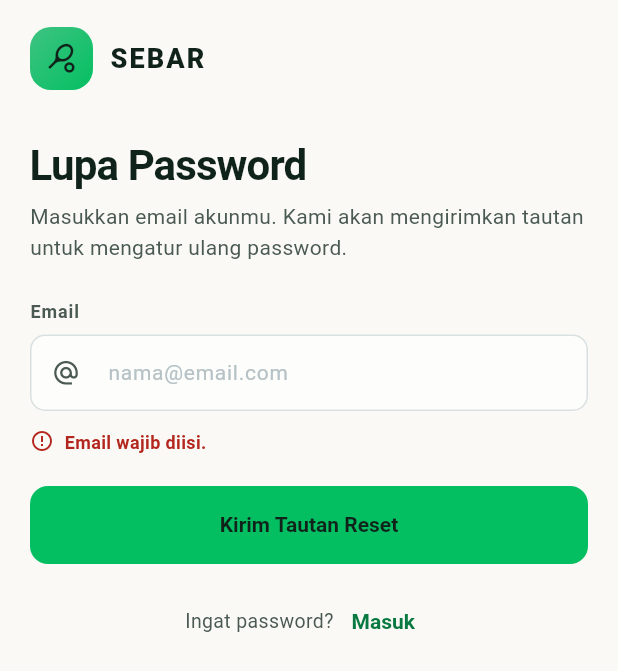
After one commit to Svann70/SEBARSewaBareng, a Flutter app: the ForgotPasswordScreen screen opened by its route, after a tap on "Kirim Tautan Reset", on a phone screen of 412 x 824 dp. The commit adds this screen. Shown: the top 671 px of the screen. Run offline on Flutter 3.47's test engine with Material 3 defaults, Android fonts, the phone set to English and light mode, and no system bars; our stand-ins replace flutter_riverpod, go_router, image_picker, qr_flutter.

Commit message:
feat: selesaikan fitur lupa password

```diff
--- a/mobile/lib/app.dart
+++ b/mobile/lib/app.dart
@@ -19,6 +19,7 @@ import 'features/rooms/rooms_screen.dart';
 import 'features/venue/court_form.dart';
 import 'features/venue/venue_shell.dart';
 import 'features/wallet/wallet_screen.dart';
+import 'features/auth/forgot_password_screen.dart';
 
 /// Rute yang boleh dibuka tanpa login.
 const _publicRoutes = {'/login', '/register'};
@@ -77,6 +78,7 @@ final _routes = <RouteBase>[
     builder: (_, s) => CourtFormScreen(courtId: s.pathParameters['id']),
   ),
   GoRoute(path: '/community', builder: (_, _) => const CommunityScreen()),
+  GoRoute(path: '/forgot-password',builder: (context, state) => const ForgotPasswordScreen()),
 ];
 
 class SebarApp extends ConsumerWidget {
--- a/mobile/lib/data/api.dart
+++ b/mobile/lib/data/api.dart
@@ -5,7 +5,7 @@ import 'package:flutter/foundation.dart';
 import 'package:http/http.dart' as http;
 
 /// Error dari API atau jaringan. [message] sudah siap ditampilkan ke pengguna.
-class ApiException implements Exception {
+class ApiException {
   const ApiException(this.code, this.message, {this.status = 0});
 
   final String code;
@@ -107,6 +107,13 @@ class ApiClient {
     _applySession(data);
     return data;
   }
+
+  Future<void> forgotPassword(String email) => _send(
+    'POST',
+    '/auth/forgot-password',
+    body: {'email': email},
+    auth: false,
+  );
 
   Future<void> logout() async {
     final token = _refreshToken;
--- a/mobile/lib/data/state.dart
+++ b/mobile/lib/data/state.dart
@@ -168,6 +168,16 @@ class AuthNotifier extends Notifier<AccountRole?> {
         return takeSessionNotice() ?? 'Sesi berakhir. Silakan masuk lagi.';
       }
       state = user.role;
+      return null;
+    } catch (error) {
+      return apiMessage(error);
+    }
+  }
+
+  /// Kirim tautan reset password ke email.
+  Future<String?> forgotPassword(String email) async {
+    try {
+      await api.forgotPassword(email.trim());
       return null;
     } catch (error) {
       return apiMessage(error);
--- /dev/null
+++ b/mobile/lib/features/auth/forgot_password_screen.dart
@@ -0,0 +1,160 @@
+import 'package:flutter/material.dart';
+import 'package:flutter_riverpod/flutter_riverpod.dart';
+import 'package:go_router/go_router.dart';
+import '../../core/theme.dart';
+import '../../core/widgets.dart';
+import '../../data/state.dart';
+import 'login_screen.dart';
+/// Layar untuk meminta tautan reset password melalui email.
+class ForgotPasswordScreen extends ConsumerStatefulWidget {
+  const ForgotPasswordScreen({super.key});
+  @override
+  ConsumerState<ForgotPasswordScreen> createState() =>
+      _ForgotPasswordScreenState();
+}
+class _ForgotPasswordScreenState extends ConsumerState<ForgotPasswordScreen> {
+  final _email = TextEditingController();
+  bool _busy = false;
+  bool _sent = false;
+  String? _error;
+  @override
+  void dispose() {
+    _email.dispose();
+    super.dispose();
+  }
+  Future<void> _submit() async {
+    if (_busy) return;
+    final email = _email.text.trim();
+    if (email.isEmpty) {
+      setState(() => _error = 'Email wajib diisi.');
+      return;
+    }
+    if (!email.contains('@') || !email.contains('.')) {
+      setState(() => _error = 'Format email belum benar.');
+      return;
+    }
+    setState(() {
+      _busy = true;
+      _error = null;
+    });
+    final error = await ref.read(authProvider.notifier).forgotPassword(email);
+    if (!mounted) return;
+    setState(() => _busy = false);
+    if (error != null) {
+      setState(() => _error = error);
+      return;
+    }
+    setState(() => _sent = true);
+  }
+  @override
+  Widget build(BuildContext context) {
+    return Scaffold(
+      body: SafeArea(
+        child: ListView(
+          padding: const EdgeInsets.fromLTRB(20, 18, 20, 32),
+          children: [
+            const BrandMark(),
+            const SizedBox(height: 34),
+            if (!_sent) ...[
+              // ── FORM INPUT EMAIL ──────────────────────────────────────────
+              const Text('Lupa Password', style: T.display),
+              const SizedBox(height: 8),
+              const Text(
+                'Masukkan email akunmu. Kami akan mengirimkan tautan untuk mengatur ulang password.',
+                style: T.body,
+              ),
+              const SizedBox(height: 24),
+              LabeledField(
+                label: 'Email',
+                controller: _email,
+                hint: 'nama@email.com',
+                keyboard: TextInputType.emailAddress,
+                prefixIcon: Icons.alternate_email,
+              ),
+              if (_error != null) ...[
+                const SizedBox(height: 12),
+                Row(
+                  crossAxisAlignment: CrossAxisAlignment.start,
+                  children: [
+                    const Icon(Icons.error_outline, size: 16, color: C.danger),
+                    const SizedBox(width: 7),
+                    Expanded(
+                      child: Text(
+                        _error!,
+                        style: const TextStyle(
+                          fontSize: 12,
+                          fontWeight: FontWeight.w600,
+                          color: C.danger,
+                        ),
+                      ),
+                    ),
+                  ],
+                ),
+              ],
+              const SizedBox(height: 20),
+              SebarButton(
+                label: _busy ? 'Mengirim…' : 'Kirim Tautan Reset',
+                onPressed: _busy ? null : _submit,
+              ),
+              const SizedBox(height: 14),
+              Row(
+                mainAxisAlignment: MainAxisAlignment.center,
+                children: [
+                  const Text('Ingat password?', style: T.small),
+                  TextButton(
+                    onPressed: () =>
+                        context.canPop() ? context.pop() : context.go('/login'),
+                    child: const Text('Masuk'),
+                  ),
+                ],
+              ),
+            ] else ...[
+              // ── STATE SETELAH BERHASIL DIKIRIM ────────────────────────────
+              const Text('Periksa Email Kamu', style: T.display),
+              const SizedBox(height: 8),
+              Text(
+                'Kami telah mengirimkan tautan reset password ke ${_email.text.trim()}. Silakan cek kotak masuk atau folder spam kamu.',
+                style: T.body,
+              ),
+              const SizedBox(height: 24),
+              SurfaceCard(
+                radius: 18,
+                padding: const EdgeInsets.all(16),
+                child: Row(
+                  crossAxisAlignment: CrossAxisAlignment.start,
+                  children: [
+                    const Icon(
+                      Icons.mark_email_read_outlined,
+                      size: 24,
+                      color: C.primary,
+                    ),
+                    const SizedBox(width: 12),
+                    Expanded(
+                      child: Text(
+                        'Tidak menerima email? Pastikan email sudah benar atau periksa folder spam.',
+                        style: T.small,
+                      ),
+                    ),
+                  ],
+                ),
+              ),
+              const SizedBox(height: 24),
+              SebarButton(
+                label: 'Kembali ke Masuk',
+                onPressed: () =>
+                    context.canPop() ? context.pop() : context.go('/login'),
+              ),
+              const SizedBox(height: 12),
+              Center(
+                child: TextButton(
+                  onPressed: _busy ? null : _submit,
+                  child: const Text('Kirim ulang tautan'),
+                ),
+              ),
+            ],
+          ],
+        ),
+      ),
+    );
+  }
+}
--- a/mobile/lib/features/auth/login_screen.dart
+++ b/mobile/lib/features/auth/login_screen.dart
@@ -5,6 +5,7 @@ import 'package:go_router/go_router.dart';
 import '../../core/theme.dart';
 import '../../core/widgets.dart';
 import '../../data/state.dart';
+import 'forgot_password_screen.dart';
 
 /// Satu pintu masuk untuk pemain dan mitra venue — tidak ada pemilih peran,
 /// peran dibaca dari akun yang dipilih saat mendaftar supaya tidak membingungkan.
@@ -105,12 +106,14 @@ class _LoginScreenState extends ConsumerState<LoginScreen> {
             Align(
               alignment: Alignment.centerRight,
               child: TextButton(
-                onPressed: () => ScaffoldMessenger.of(context).showSnackBar(
-                  const SnackBar(
-                    content: Text('Tautan reset dikirim ke emailmu.'),
-                  ),
-                ),
-                child: const Text('Lupa password?'),
+                onPressed: () {
+                  Navigator.of(context).push(
+                    MaterialPageRoute(
+                      builder: (context) => const ForgotPasswordScreen(),
+                    ),
+                  );
+                },
+                child: const Text('Lupa Password?'),
               ),
             ),
             const SizedBox(height: 10),
```
Also changed, not shown: 1 other file.
